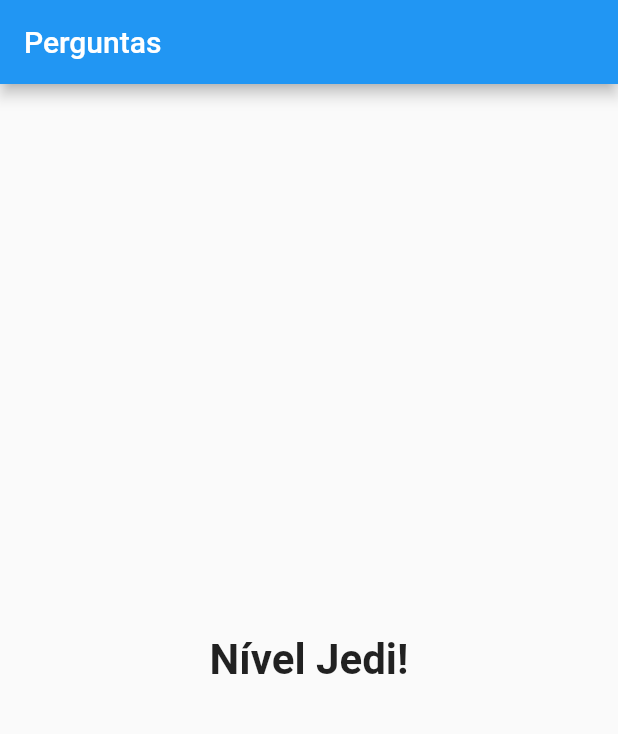
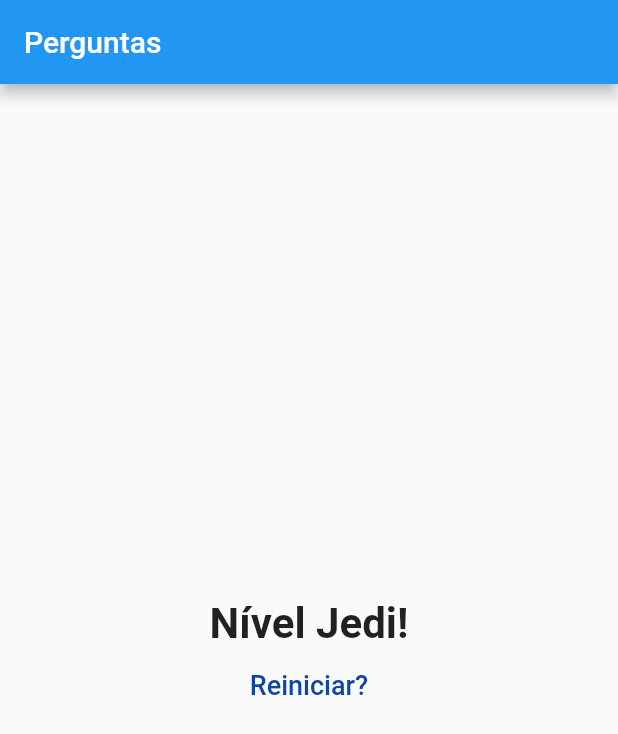
Before and after one commit to Luis020-hub/Questionario-Flutter, a Flutter app: the screen it shows after launch, after a tap on "Black", after a tap on "Snake", after a tap on "Geography", on a phone screen of 412 x 824 dp. Shown: the top 734 px of the screen. Run offline on Flutter 3.47's test engine with Material 2 defaults, Android fonts, the phone set to English and light mode, and no system bars.

Commit message:
04/01/2023
- Botão reiniciar(reinicia o quizz e zera a pontuação)

```diff
--- a/lib/main.dart
+++ b/lib/main.dart
@@ -44,8 +44,13 @@ class _QuestionAppState extends State<QuestionApp> {
         _totalScore += score;
       });
     }
+  }
 
-    print(_totalScore);
+  void _restart() {
+    setState(() {
+      _selectedQuestion = 0;
+      _totalScore = 0;
+    });
   }
 
   bool get isThereSelecQuestion {
@@ -65,7 +70,7 @@ class _QuestionAppState extends State<QuestionApp> {
                   selectedQuestion: _selectedQuestion,
                   whenAnswer: _answering,
                 )
-              : Result(_totalScore)),
+              : Result(_totalScore, _restart)),
     );
   }
 }
--- a/lib/result.dart
+++ b/lib/result.dart
@@ -2,8 +2,9 @@ import 'package:flutter/material.dart';
 
 class Result extends StatelessWidget {
   final int score;
+  final void Function() whenRestart;
 
-  const Result(this.score, {super.key});
+  const Result(this.score, this.whenRestart, {super.key});
 
   String get finalResult {
     if (score < 8) {
@@ -19,12 +20,26 @@ class Result extends StatelessWidget {
 
   @override
   Widget build(BuildContext context) {
-    return Center(
-      child: Text(finalResult,
-          style: const TextStyle(
-            fontSize: 28,
-            fontWeight: FontWeight.bold,
-          )),
+    return Column(
+      mainAxisAlignment: MainAxisAlignment.center,
+      children: <Widget>[
+        Center(
+          child: Text(finalResult,
+              style: const TextStyle(
+                fontSize: 28,
+                fontWeight: FontWeight.bold,
+              )),
+        ),
+        TextButton(
+            onPressed: whenRestart,
+            style: TextButton.styleFrom(
+              foregroundColor: Colors.blue[900],
+            ),
+            child: const Text(
+              'Reiniciar?',
+              style: TextStyle(fontSize: 18),
+            ))
+      ],
     );
   }
 }
```
